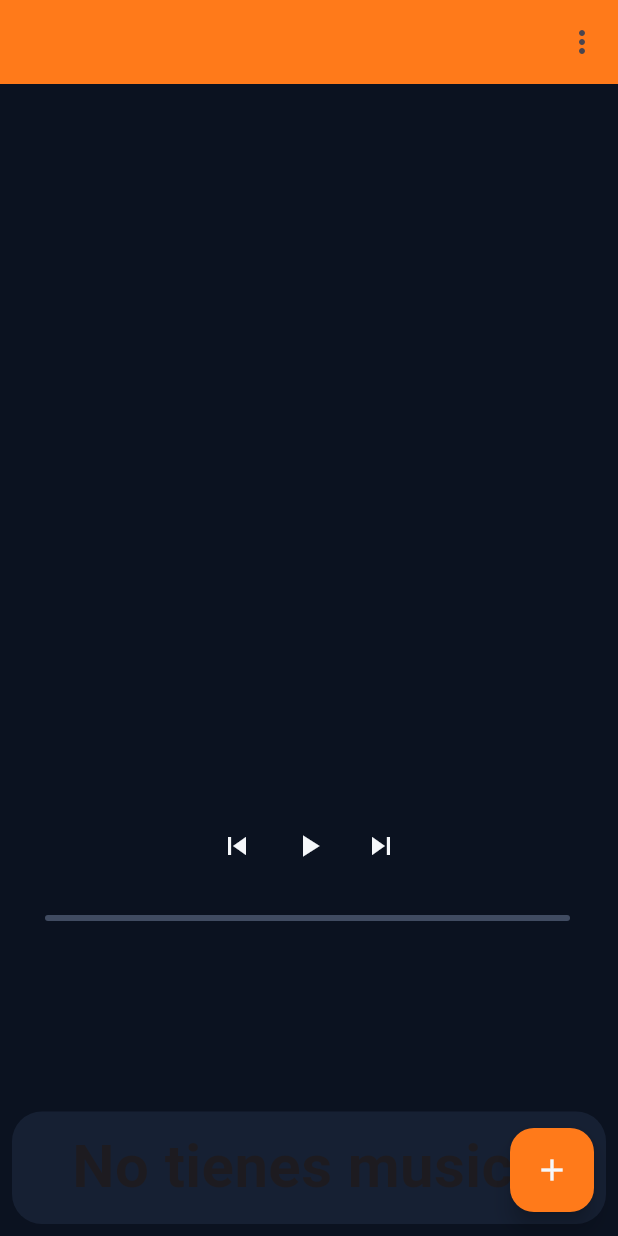
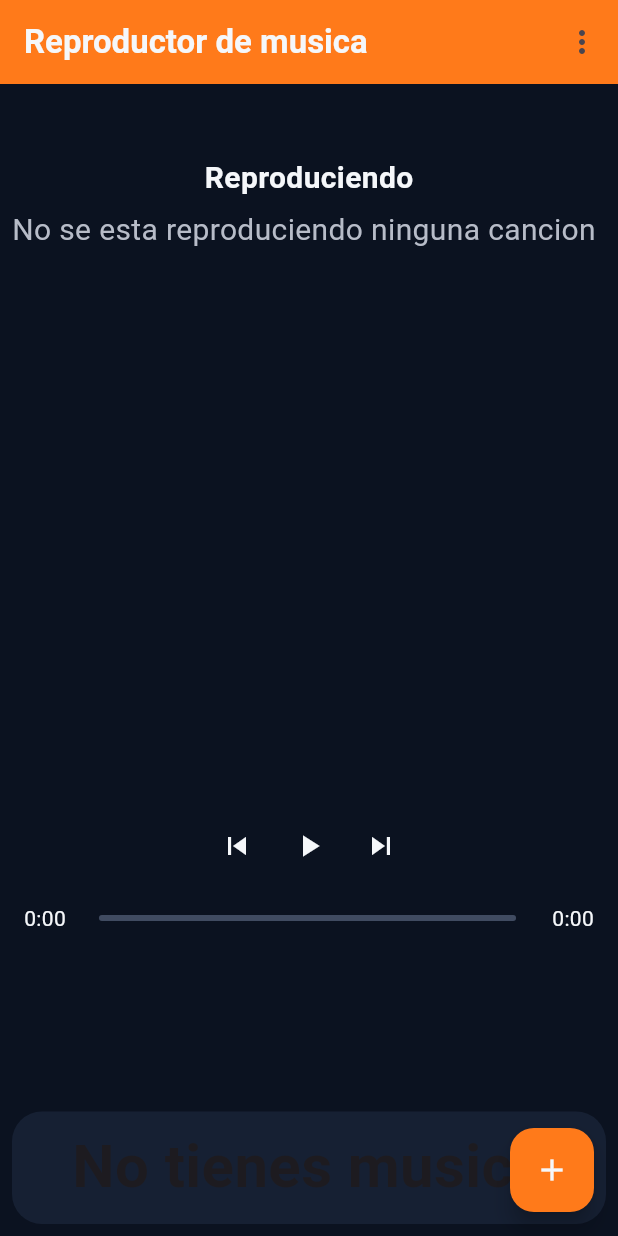
Before and after one commit to Edruby1/AppMusicLocal, a Flutter app: the screen it shows after launch, on a phone screen of 412 x 824 dp. Run offline on Flutter 3.47's test engine with Material 3 defaults, Android fonts, the phone set to English and light mode, and no system bars; our stand-ins replace file_picker, hive, hive_flutter, just_audio, marquee, permission_handler; accounts and stored records are empty.

Commit message:
final version 1

```diff
--- a/lib/features/Library/services/MusicManager.dart
+++ b/lib/features/Library/services/MusicManager.dart
@@ -1,6 +1,7 @@
 import 'package:app_local_music/core/logger/AppLogger.dart';
 import 'package:app_local_music/features/Library/models/FileModel.dart';
 import 'package:app_local_music/features/Library/repository/FileRepository.dart';
+import 'package:flutter/foundation.dart';
 import 'package:just_audio/just_audio.dart';
 
 enum MusicStatus { playing, paused, stopped }
@@ -28,6 +29,8 @@ class MusicManager {
 
   static bool get isPlaying => _player.playing;
 
+  static final ValueNotifier<FileModel?> actualSongEvent = ValueNotifier(null);
+
   static Future<void> init() async {
     _player.playerStateStream.listen((state) {
       if (state.processingState == ProcessingState.completed) {
@@ -54,6 +57,7 @@ class MusicManager {
       _player.play();
       _actualSong = song;
       _status = MusicStatus.playing;
+      actualSongEvent.value = song;
       last = song.id;
       if (isNewSong) {
         _addNewSongToList(song.id);
@@ -70,6 +74,7 @@ class MusicManager {
         _player.play();
         _actualSong = newSong;
         _status = MusicStatus.playing;
+        actualSongEvent.value = newSong;
         last = newSong.id;
         if (isNewSong) {
           _addNewSongToList(newSong.id);
--- a/lib/features/player/screens/playerScreen.dart
+++ b/lib/features/player/screens/playerScreen.dart
@@ -1,10 +1,12 @@
 import 'package:app_local_music/core/AppColors.dart';
 import 'package:app_local_music/features/Library/repository/FileRepository.dart';
+import 'package:app_local_music/features/Library/services/MusicManager.dart';
 import 'package:app_local_music/features/player/widgets/ButtonsNavigateSoundsWidget.dart';
 import 'package:app_local_music/features/player/widgets/MusicListWidget.dart';
 import 'package:app_local_music/features/player/widgets/ProgressSongWidget.dart';
 import 'package:file_picker/file_picker.dart';
 import 'package:flutter/material.dart';
+import 'package:marquee/marquee.dart';
 
 class PlayerScreen extends StatefulWidget {
   const PlayerScreen({super.key});
@@ -21,6 +23,10 @@ class _PlayerScreenState extends State<PlayerScreen> {
       body: body(),
       appBar: AppBar(
         backgroundColor: AppColors.accent,
+        title: Text(
+          "Reproductor de musica",
+          style: TextStyle(color: AppColors.text, fontWeight: FontWeight.bold),
+        ),
         actions: [IconButton(onPressed: () {}, icon: Icon(Icons.more_vert))],
       ),
       floatingActionButton: FloatingActionButton(
@@ -49,6 +55,59 @@ class _PlayerScreenState extends State<PlayerScreen> {
             ],
           ),
           MusicListWidget(),
+          Positioned(
+            top: 40,
+            left: 0,
+            right: 0,
+            child: SizedBox(
+              width: double.infinity,
+              child: Align(
+                alignment: Alignment.center,
+                child: Text(
+                  "Reproduciendo",
+                  style: TextStyle(
+                    color: AppColors.text,
+                    fontSize: 20,
+                    fontWeight: FontWeight.bold,
+                  ),
+                ),
+              ),
+            ),
+          ),
+          Positioned(
+            top: 75,
+            left: 0,
+            right: 0,
+            child: Align(
+              alignment: Alignment.center,
+              child: SizedBox(
+                height: 50,
+                width: double.infinity,
+                child: ValueListenableBuilder(
+                  valueListenable: MusicManager.actualSongEvent,
+                  builder: (context, value, _) {
+                    if (value == null) {
+                      return Text(
+                        "No se esta reproduciendo ninguna cancion",
+                        style: TextStyle(
+                          color: AppColors.textVariant,
+                          fontSize: 20,
+                        ),
+                      );
+                    }
+                    return Marquee(
+                      blankSpace: 150,
+                      text: value.name,
+                      style: TextStyle(
+                        color: AppColors.accentVariant,
+                        fontSize: 20,
+                      ),
+                    );
+                  },
+                ),
+              ),
+            ),
+          ),
         ],
       ),
     );
--- a/lib/features/player/widgets/ButtonsNavigateSoundsWidget.dart
+++ b/lib/features/player/widgets/ButtonsNavigateSoundsWidget.dart
@@ -2,6 +2,9 @@ import 'package:app_local_music/core/AppColors.dart';
 import 'package:app_local_music/features/Library/services/MusicManager.dart';
 import 'package:flutter/material.dart';
 import 'package:permission_handler/permission_handler.dart';
+
+// ignore: constant_identifier_names
+enum ReproductorIcons { play_arrow, pause }
 
 class ButtonsNavigateSoundsWidget extends StatefulWidget {
   const ButtonsNavigateSoundsWidget({super.key});
@@ -13,6 +16,8 @@ class ButtonsNavigateSoundsWidget extends StatefulWidget {
 
 class _ButtonsNavigateSoundsWidgetState
     extends State<ButtonsNavigateSoundsWidget> {
+  ReproductorIcons actualIcon = ReproductorIcons.play_arrow;
+
   @override
   Widget build(BuildContext context) {
     return SizedBox(
@@ -31,9 +36,15 @@ class _ButtonsNavigateSoundsWidgetState
               if (MusicManager.status == MusicStatus.playing) {
                 await MusicManager.pause();
                 MusicManager.changeState(newStatus: MusicStatus.paused);
+                setState(() {
+                  actualIcon = ReproductorIcons.play_arrow;
+                });
               } else if (MusicManager.status == MusicStatus.paused) {
                 await MusicManager.resume();
                 MusicManager.changeState(newStatus: MusicStatus.playing);
+                setState(() {
+                  actualIcon = ReproductorIcons.pause;
+                });
               } else {
                 final statusPermission = await Permission.audio.request();
                 if (statusPermission == PermissionStatus.granted) {
@@ -41,10 +52,13 @@ class _ButtonsNavigateSoundsWidgetState
                   await Future.delayed(const Duration(milliseconds: 500));
                   if (!MusicManager.isPlaying) return;
                   MusicManager.changeState(newStatus: MusicStatus.playing);
+                  setState(() {
+                    actualIcon = ReproductorIcons.pause;
+                  });
                 }
               }
             },
-            icon: Icon(Icons.play_arrow, color: AppColors.icons),
+            icon: Icon(getIcon(actualIcon), color: AppColors.icons),
           ),
           IconButton(
             onPressed: () {
@@ -56,4 +70,13 @@ class _ButtonsNavigateSoundsWidgetState
       ),
     );
   }
+
+  IconData getIcon(ReproductorIcons icon) {
+    switch (icon) {
+      case ReproductorIcons.play_arrow:
+        return Icons.play_arrow;
+      case ReproductorIcons.pause:
+        return Icons.pause;
+    }
+  }
 }
--- a/lib/features/player/widgets/MusicListWidget.dart
+++ b/lib/features/player/widgets/MusicListWidget.dart
@@ -102,6 +102,7 @@ class _MusicListWidgetState extends State<MusicListWidget> {
                       child: SongsWidget(
                         song: music[index - 1],
                         controler: controller,
+                        scroll: scrollController,
                       ),
                     );
                   },
--- a/lib/features/player/widgets/ProgressSongWidget.dart
+++ b/lib/features/player/widgets/ProgressSongWidget.dart
@@ -34,7 +34,17 @@ class _ProgressSongWidgetState extends State<ProgressSongWidget> {
 
   @override
   Widget build(BuildContext context) {
-    return SliderTheme(
+    return Row(
+      children: [
+        Padding(
+          padding: const EdgeInsets.only(left: 8.0),
+          child: Text(
+            timeReformat(position ?? Duration()),
+            style: TextStyle(color: AppColors.text),
+          ),
+        ),
+        Expanded(
+          child: SliderTheme(
             data: SliderThemeData(
               thumbShape: const RoundSliderOverlayShape(overlayRadius: 6),
 
@@ -64,6 +74,23 @@ class _ProgressSongWidgetState extends State<ProgressSongWidget> {
                 await MusicManager.seek(Duration(milliseconds: v.toInt()));
               },
             ),
+          ),
+        ),
+        Padding(
+          padding: const EdgeInsets.only(right: 8.0),
+          child: Text(
+            timeReformat(duration ?? Duration()),
+            style: TextStyle(color: AppColors.text),
+          ),
+        ),
+      ],
     );
   }
+
+  String timeReformat(Duration time) {
+    final minutes = time.inMinutes;
+    final seconds = time.inSeconds % 60;
+
+    return "$minutes:${seconds.toString().padLeft(2, "0")}";
   }
+}
```
Also changed, not shown: lib/core/widgets/SongsWidget.dart (+41 -11 lines), lib/features/Library/repository/FileRepository.dart (+18 -8 lines). Lines whose indentation alone changed are shown as unchanged.
